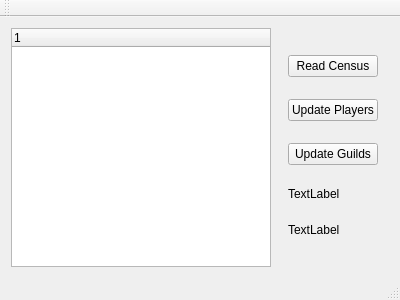
This is mainwindow.ui in gpiez/battlecrawler as Qt 5 draws it before an edit. The edited form follows.
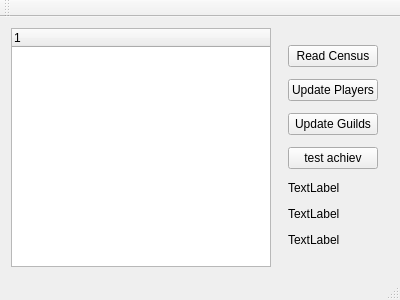
This is the edited form.

Diff of the .ui file:
```diff
--- a/mainwindow.ui
+++ b/mainwindow.ui
@@ -54,6 +54,26 @@
          </property>
         </widget>
        </item>
+       <item>
+        <widget class="QPushButton" name="testAchieve">
+         <property name="text">
+          <string>test achiev</string>
+         </property>
+        </widget>
+       </item>
+       <item>
+        <widget class="QLabel" name="labelProgress">
+         <property name="sizePolicy">
+          <sizepolicy hsizetype="Preferred" vsizetype="Fixed">
+           <horstretch>0</horstretch>
+           <verstretch>0</verstretch>
+          </sizepolicy>
+         </property>
+         <property name="text">
+          <string>TextLabel</string>
+         </property>
+        </widget>
+       </item>
        <item>
         <widget class="QLabel" name="labelCensus">
          <property name="sizePolicy">
```
Left out of the diff: 2 changed lines with no effect on the pictures.
